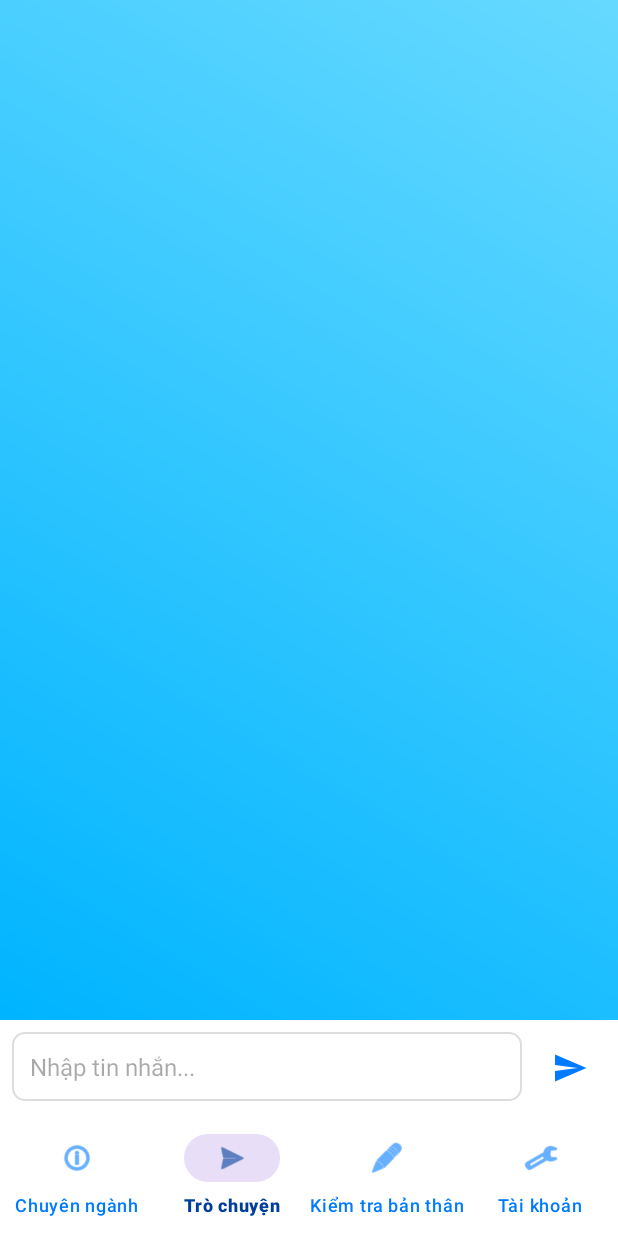
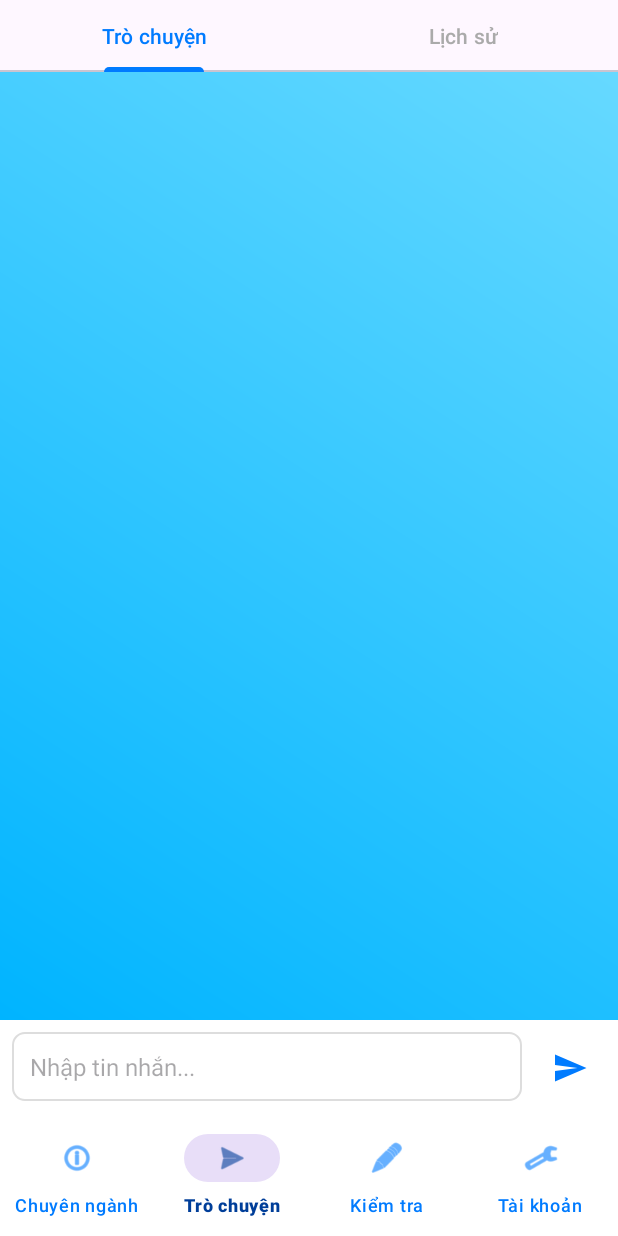
Before and after one commit to LucThoiTrong/Project-Final-Mobile-LLM-TuVanSinhVien, an Android app: the HomeActivity screen opened directly, with no data from a screen before it, item 2 of the bottom bar chosen, on a phone screen of 412 x 824 dp. Run offline under Robolectric (Android 15) with nearby library versions, the phone set to English and light mode, and no system bars; libraries missing offline, so code that uses them is left out: io.appwrite, io.appwrite.coroutines, io.appwrite.enums, io.appwrite.exceptions, io.appwrite.services.

```diff
--- a/app/build.gradle.kts
+++ b/app/build.gradle.kts
@@ -42,4 +42,5 @@ dependencies {
     androidTestImplementation(libs.espresso.core)
 
     implementation("io.appwrite:sdk-for-android:6.0.0")
+    implementation("com.squareup.okhttp3:okhttp-urlconnection:4.12.0")
 }
--- a/app/src/main/java/hcmute/edu/projectfinal/HomeActivity.java
+++ b/app/src/main/java/hcmute/edu/projectfinal/HomeActivity.java
@@ -13,7 +13,9 @@ import com.google.android.material.bottomnavigation.BottomNavigationView;
 
 import hcmute.edu.projectfinal.fragment.AccountFragment;
 import hcmute.edu.projectfinal.fragment.ChatFragment;
+import hcmute.edu.projectfinal.fragment.ChatTabFragment;
 import hcmute.edu.projectfinal.fragment.MajorFragment;
+import hcmute.edu.projectfinal.fragment.TestFragment;
 
 public class HomeActivity extends AppCompatActivity {
     private BottomNavigationView bottomNavigationView;
@@ -38,7 +40,9 @@ public class HomeActivity extends AppCompatActivity {
             } else if (item.getItemId() == R.id.nav_account) {
                 selectedFragment = new AccountFragment();
             } else if (item.getItemId() == R.id.nav_chat) {
-                selectedFragment = new ChatFragment();
+                selectedFragment = new ChatTabFragment();
+            } else if (item.getItemId() == R.id.nav_test) {
+                selectedFragment = new TestFragment();
             }
 
             // Replace the fragment in the container
--- /dev/null
+++ b/app/src/main/java/hcmute/edu/projectfinal/adapter/ChatTabAdapter.java
@@ -0,0 +1,27 @@
+package hcmute.edu.projectfinal.adapter;
+
+import androidx.annotation.NonNull;
+import androidx.fragment.app.Fragment;
+import androidx.fragment.app.FragmentActivity;
+import androidx.viewpager2.adapter.FragmentStateAdapter;
+
+import hcmute.edu.projectfinal.fragment.ChatFragment;
+import hcmute.edu.projectfinal.fragment.HistoryFragment;
+
+public class ChatTabAdapter extends FragmentStateAdapter {
+    public ChatTabAdapter(@NonNull FragmentActivity fa) {
+        super(fa);
+    }
+
+    @NonNull
+    @Override
+    public Fragment createFragment(int position) {
+        if (position == 0) return new ChatFragment();
+        else return new HistoryFragment();
+    }
+
+    @Override
+    public int getItemCount() {
+        return 2;
+    }
+}
--- a/app/src/main/java/hcmute/edu/projectfinal/fragment/AccountFragment.java
+++ b/app/src/main/java/hcmute/edu/projectfinal/fragment/AccountFragment.java
@@ -52,7 +52,9 @@ public class AccountFragment extends Fragment {
 
                 @Override
                 public void onFailure(String error) {
-                    Toast.makeText(requireContext(),"Lỗi đăng nhập: " + error, Toast.LENGTH_SHORT).show();
+                    requireActivity().runOnUiThread(() -> {
+                        Toast.makeText(requireContext(),"Lỗi đăng nhập: " + error, Toast.LENGTH_SHORT).show();
+                    });
                 }
             });
         } catch (AppwriteException e) {
--- /dev/null
+++ b/app/src/main/java/hcmute/edu/projectfinal/fragment/ChatTabFragment.java
@@ -0,0 +1,38 @@
+package hcmute.edu.projectfinal.fragment;
+
+import android.os.Bundle;
+import android.view.LayoutInflater;
+import android.view.View;
+import android.view.ViewGroup;
+
+import androidx.annotation.Nullable;
+import androidx.fragment.app.Fragment;
+import androidx.viewpager2.widget.ViewPager2;
+
+import com.google.android.material.tabs.TabLayout;
+import com.google.android.material.tabs.TabLayoutMediator;
+
+import hcmute.edu.projectfinal.R;
+import hcmute.edu.projectfinal.adapter.ChatTabAdapter;
+
+public class ChatTabFragment extends Fragment {
+    @Nullable
+    @Override
+    public View onCreateView(LayoutInflater inflater, ViewGroup container,
+                             Bundle savedInstanceState) {
+        View view = inflater.inflate(R.layout.fragment_chat_tabs, container, false);
+
+        TabLayout tabLayout = view.findViewById(R.id.tabLayout);
+        ViewPager2 viewPager = view.findViewById(R.id.viewPager);
+        ChatTabAdapter tabAdapter = new ChatTabAdapter(requireActivity());
+
+        viewPager.setAdapter(tabAdapter);
+
+        new TabLayoutMediator(tabLayout, viewPager, (tab, position) -> {
+            if (position == 0) tab.setText("Trò chuyện");
+            else tab.setText("Lịch sử");
+        }).attach();
+
+        return view;
+    }
+}
--- /dev/null
+++ b/app/src/main/java/hcmute/edu/projectfinal/fragment/HistoryFragment.java
@@ -0,0 +1,20 @@
+package hcmute.edu.projectfinal.fragment;
+
+import android.os.Bundle;
+import android.view.LayoutInflater;
+import android.view.View;
+import android.view.ViewGroup;
+
+import androidx.fragment.app.Fragment;
+
+import hcmute.edu.projectfinal.R;
+
+public class HistoryFragment extends Fragment {
+    public HistoryFragment() { }
+
+    @Override
+    public View onCreateView(LayoutInflater inflater, ViewGroup container,
+                             Bundle savedInstanceState) {
+        return inflater.inflate(R.layout.fragment_history, container, false);
+    }
+}
--- /dev/null
+++ b/app/src/main/java/hcmute/edu/projectfinal/fragment/TestFragment.java
@@ -0,0 +1,18 @@
+package hcmute.edu.projectfinal.fragment;
+
+import android.os.Bundle;
+import android.view.LayoutInflater;
+import android.view.View;
+import android.view.ViewGroup;
+
+import androidx.annotation.NonNull;
+import androidx.annotation.Nullable;
+import androidx.fragment.app.Fragment;
+
+public class TestFragment extends Fragment {
+    @Nullable
+    @Override
+    public View onCreateView(@NonNull LayoutInflater inflater, @Nullable ViewGroup container, @Nullable Bundle savedInstanceState) {
+        return super.onCreateView(inflater, container, savedInstanceState);
+    }
+}
--- a/app/src/main/java/hcmute/edu/projectfinal/service/AppWriteService.java
+++ b/app/src/main/java/hcmute/edu/projectfinal/service/AppWriteService.java
@@ -8,6 +8,8 @@ import androidx.appcompat.app.AppCompatActivity;
 import org.json.JSONException;
 import org.json.JSONObject;
 
+import java.net.CookieManager;
+import java.net.CookiePolicy;
 import java.util.Objects;
 import java.util.concurrent.TimeUnit;
 
@@ -19,8 +21,8 @@ import io.appwrite.enums.OAuthProvider;
 import io.appwrite.exceptions.AppwriteException;
 import io.appwrite.services.Account;
 import io.appwrite.services.Functions;
+import okhttp3.JavaNetCookieJar;
 import okhttp3.OkHttpClient;
-
 
 public class AppWriteService {
     private static AppWriteService instance;
@@ -44,10 +46,14 @@ public class AppWriteService {
                 .setProject(PROJECT_ID)
                 .setSelfSigned(true);
 
+        CookieManager cookieManager = new CookieManager();
+        cookieManager.setCookiePolicy(CookiePolicy.ACCEPT_ALL);
+
         client.setHttp$library_release(new OkHttpClient.Builder()
                 .connectTimeout(30, TimeUnit.SECONDS)
                 .writeTimeout(30, TimeUnit.SECONDS)
                 .readTimeout(30, TimeUnit.SECONDS)
+                .cookieJar(new JavaNetCookieJar(cookieManager))
                 .build());
 
         functions = new Functions(client);
@@ -92,7 +98,6 @@ public class AppWriteService {
                     Log.d("Appwrite", result.toString());
                 }
             }
-
         }));
     }
 
--- /dev/null
+++ b/app/src/main/res/layout/fragment_chat_tabs.xml
@@ -0,0 +1,26 @@
+<?xml version="1.0" encoding="utf-8"?>
+<androidx.coordinatorlayout.widget.CoordinatorLayout
+    xmlns:android="http://schemas.android.com/apk/res/android"
+    xmlns:app="http://schemas.android.com/apk/res-auto"
+    android:layout_width="match_parent"
+    android:layout_height="match_parent">
+
+    <com.google.android.material.appbar.AppBarLayout
+        android:layout_width="match_parent"
+        android:layout_height="wrap_content">
+
+        <com.google.android.material.tabs.TabLayout
+            android:id="@+id/tabLayout"
+            android:layout_width="match_parent"
+            android:layout_height="wrap_content"
+            app:tabIndicatorColor="@color/primary_blue"
+            app:tabSelectedTextColor="@color/primary_blue"
+            app:tabTextColor="@android:color/darker_gray"/>
+    </com.google.android.material.appbar.AppBarLayout>
+
+    <androidx.viewpager2.widget.ViewPager2
+        android:id="@+id/viewPager"
+        android:layout_width="match_parent"
+        android:layout_height="match_parent"
+        app:layout_behavior="@string/appbar_scrolling_view_behavior"/>
+</androidx.coordinatorlayout.widget.CoordinatorLayout>
--- /dev/null
+++ b/app/src/main/res/layout/fragment_history.xml
@@ -0,0 +1,6 @@
+<?xml version="1.0" encoding="utf-8"?>
+<androidx.constraintlayout.widget.ConstraintLayout xmlns:android="http://schemas.android.com/apk/res/android"
+    android:layout_width="match_parent"
+    android:layout_height="match_parent">
+
+</androidx.constraintlayout.widget.ConstraintLayout>
--- a/app/src/main/res/menu/bottom_nav_menu.xml
+++ b/app/src/main/res/menu/bottom_nav_menu.xml
@@ -11,7 +11,7 @@
     <item
         android:id="@+id/nav_test"
         android:icon="@android:drawable/ic_menu_edit"
-        android:title="Kiểm tra bản thân" />
+        android:title="Kiểm tra" />
     <item
         android:id="@+id/nav_account"
         android:icon="@android:drawable/ic_menu_manage"
```
Also changed, not shown: app/src/main/java/hcmute/edu/projectfinal/model/ChatData.java (line endings or trailing spaces).
